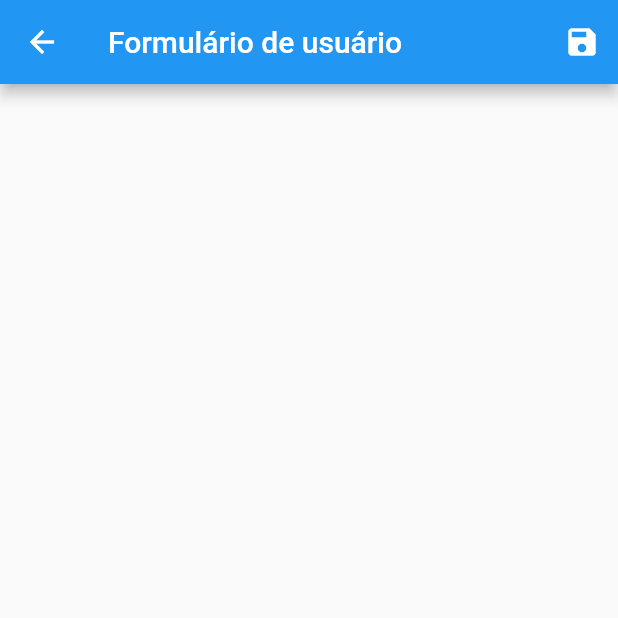
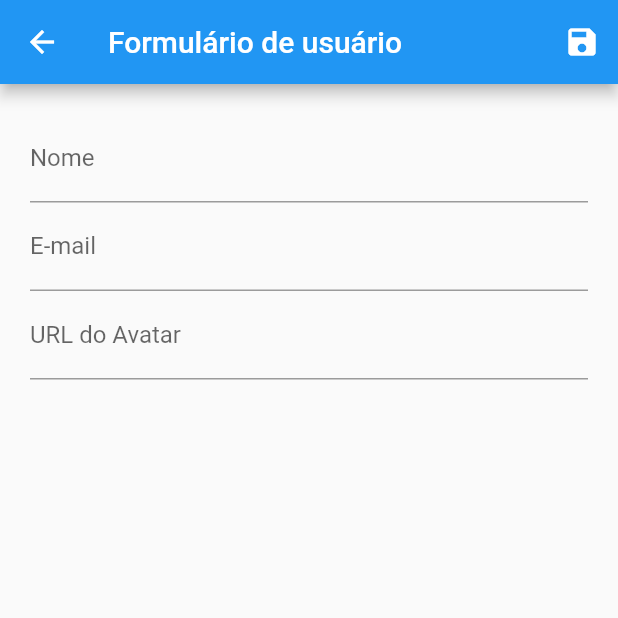
Before and after one commit to fbs2015/crud_cadastro, a Flutter app: the screen it shows after launch, after a tap on the "add" icon, on a phone screen of 412 x 824 dp, the top half of it. Run offline on Flutter 3.47's test engine with Material 2 defaults, Android fonts, the phone set to English and light mode, and no system bars; network calls fail.

Commit message:
Alteração final em user_tile e user_form. Fim do exercicio

```diff
--- a/lib/views/user_form.dart
+++ b/lib/views/user_form.dart
@@ -1,28 +1,92 @@
+import 'package:crud_cadastro/models/user.dart';
+import 'package:crud_cadastro/provider/user_provider.dart';
+import 'package:flutter/material.dart';
+import 'package:provider/provider.dart';
 
+class UserForm extends StatefulWidget {
 
-import 'package:flutter/material.dart';
+  @override
+  State<UserForm> createState() => _UserFormState();
+}
+class _UserFormState extends State<UserForm> {
+  final _form = GlobalKey<FormState>();
 
-class UserForm extends StatelessWidget {
-  const UserForm({ Key? key }) : super(key: key);
+  final Map<String, Object> _formData = {};
+
+  void _loadFormData(User user){
+    _formData['id'] = user.id;
+    _formData['name'] = user.name;
+    _formData['email'] = user.email;
+    _formData['avatarUrl'] = user.avatarUrl;
+  }
+
+  @override
+  void didChangeDependencies(){
+    super.didChangeDependencies();
+
+     final user = ModalRoute.of(context)?.settings.arguments != null
+     ? ModalRoute.of(context)?.settings.arguments  as User
+     : User(name: '', email: '', avatarUrl: '');
+    _loadFormData(user);
+  }
 
   @override
   Widget build(BuildContext context) {
+
+
     return Scaffold(
       appBar: AppBar(
         title: Text('Formulário de usuário'),
         actions: [
           IconButton(
             onPressed: (){
-              Navigator.of(context).pop();
+              final isValid = _form.currentState?.validate() ?? false;
+
+              if (isValid) {
+                _form.currentState?.save();
+                Provider.of<UsersProvider>(context, listen: false).put(User(
+                  id: _formData['id'].toString(),
+                  name: _formData['name'].toString(),
+                  email: _formData['email'].toString(),
+                  avatarUrl: _formData['avatarUrl'].toString()));
+                Navigator.of(context).pop();
+              }
             },
             icon: Icon(Icons.save)
           ),
         ],
       ),
       body: Padding(
-        padding: EdgeInsets.all(10),
+        padding: EdgeInsets.all(20),
         child: Form(
-          child: Column(),
+          key: _form,
+          child: Column(
+            children: [
+              TextFormField(
+                initialValue: _formData['name'].toString(),
+                decoration: InputDecoration(labelText: 'Nome'),
+                validator: (value) {
+                  if(value == null || value.isEmpty){
+                    return 'Nome inválido';
+                  }
+                  if(value.trim().length < 3){
+                    return 'Nome muito pequeno. Mínimo 3 letras.';
+                  }
+                },
+                onSaved: (value) => _formData['name'] = value.toString(),
+              ),
+              TextFormField(
+                initialValue: _formData['email'].toString(),
+                decoration: InputDecoration(labelText: 'E-mail'),
+                onSaved: (value) => _formData['email']  =value.toString(),
+              ),
+              TextFormField(
+                initialValue: _formData['avatarUrl'].toString(),
+                decoration: InputDecoration(labelText: 'URL do Avatar'),
+                onSaved: (value) => _formData['avatarUrl'] = value.toString(),
+              ),
+            ],
+          ),
         ),
       ),
     );
```
Also changed, not shown: lib/components/user_tile.dart (+28 -2 lines).
